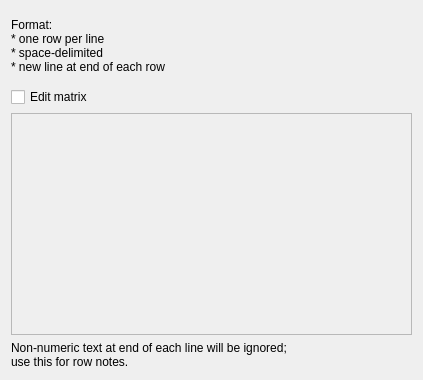
Old version of the form src/Interface/Modules/Math/CreateMatrix.ui in the repository SCIInstitute/SCIRun.
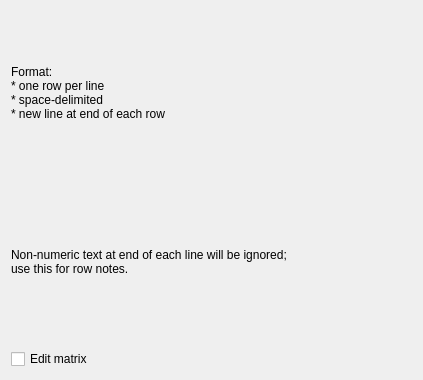
New version of the form.

What changed in the file:
```diff
--- a/src/Interface/Modules/Math/CreateMatrix.ui
+++ b/src/Interface/Modules/Math/CreateMatrix.ui
@@ -25,15 +25,8 @@
   <property name="windowTitle">
    <string>Dialog</string>
   </property>
-  <layout class="QGridLayout" name="gridLayout_2">
-   <item row="3" column="0">
-    <widget class="QCheckBox" name="editCheckBox_">
-     <property name="text">
-      <string>Edit matrix</string>
-     </property>
-    </widget>
-   </item>
-   <item row="2" column="0">
+  <layout class="QVBoxLayout" name="verticalLayout">
+   <item>
     <widget class="QLabel" name="label_2">
      <property name="minimumSize">
       <size>
@@ -49,14 +42,7 @@
      </property>
     </widget>
    </item>
-   <item row="4" column="0">
-    <widget class="QPlainTextEdit" name="matrixTextEdit_">
-     <property name="enabled">
-      <bool>false</bool>
-     </property>
-    </widget>
-   </item>
-   <item row="5" column="0">
+   <item>
     <widget class="QLabel" name="label">
      <property name="toolTip">
       <string/>
@@ -67,6 +53,13 @@
      </property>
     </widget>
    </item>
+   <item>
+    <widget class="QCheckBox" name="editCheckBox_">
+     <property name="text">
+      <string>Edit matrix</string>
+     </property>
+    </widget>
+   </item>
   </layout>
  </widget>
  <resources/>
```
Left out of the diff: 19 changed lines with no effect on the pictures.
